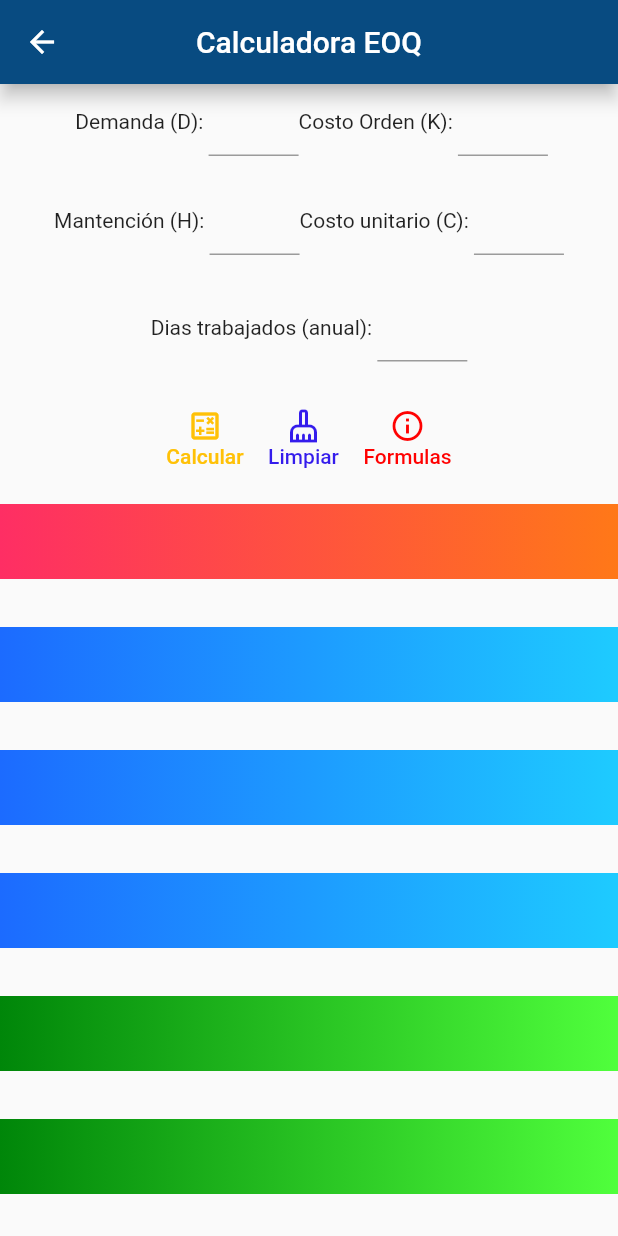
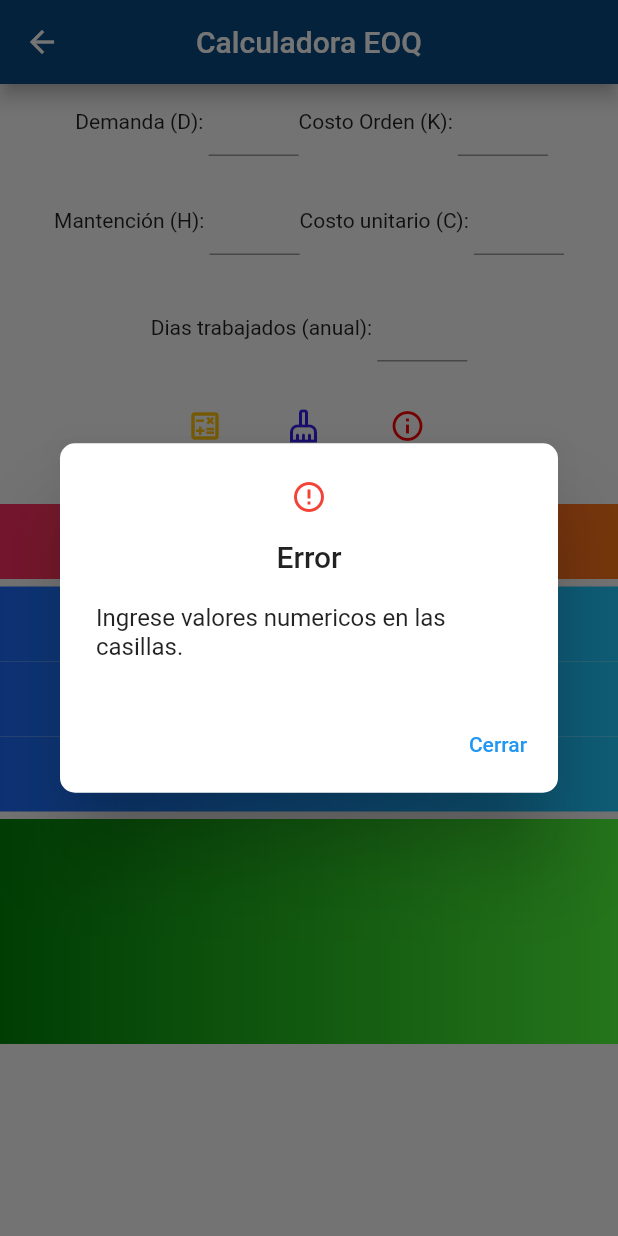
Before and after one commit to Develocrist/alphagii, a Flutter app: the MyCalculator screen opened directly, after a tap on "Calcular", on a phone screen of 412 x 824 dp. Run offline on Flutter 3.47's test engine with Material 2 defaults, Android fonts, the phone set to English and light mode, and no system bars.

Commit message:
Limpieza ya implementada

```diff
--- a/lib/screens/calculator1_screen.dart
+++ b/lib/screens/calculator1_screen.dart
@@ -50,8 +50,6 @@ class Calculadora extends State<MyCalculator> {
               children: const [
                 Text(
                     "Aquí se insertaran las formulas y las variables segun corresponda"),
-                SizedBox(height: 10),
-                FlutterLogo(size: 100)
               ],
             ),
             actions: [
@@ -130,6 +128,7 @@ class Calculadora extends State<MyCalculator> {
 
       String tcostoTotal = totalCostoTotal.toStringAsFixed(0);
 
+      //este setstate imprime los resultados en los containers (estos estan codificados mas abajo)
       setState(() {
         mostrarCantidadOptima = 'Cantidad optima de pedido: $r unidades';
         mostrarNumOrdenes = 'Numero de ordenes esperado: $ordenes ';
@@ -141,10 +140,11 @@ class Calculadora extends State<MyCalculator> {
         costoTotal = "El costo total es de :  $tcostoTotal";
       });
     } else {
-      print(isNumericUsing_tryParse(controllerDemanda.text)); // true
+      MostrarDialogo();
     }
   }
 
+//limpiar campos
   void limpiaCampos() {
     setState(() {
       controllerCostoUnitario.text = "";
@@ -152,8 +152,16 @@ class Calculadora extends State<MyCalculator> {
       controllerDemanda.text = "";
       controllerMantencion.text = "";
       controllerDias.text = "";
+      mostrarCantidadOptima = "";
+      mostrarNumOrdenes = "";
+      tiempoReorden = "";
+      campoPuntoReorden = "";
+      costoOrden = "";
+      costoTotal = "";
     });
   }
+
+//------------------------------------------
 
 // Comprobar si es numero
   bool isNumericUsing_tryParse(String string) {
@@ -165,6 +173,30 @@ class Calculadora extends State<MyCalculator> {
       return false;
     }
     return true;
+  }
+
+//-------------------------------------
+  void MostrarDialogo() {
+    showDialog(
+        barrierDismissible: false,
+        context: context,
+        builder: (context) {
+          return AlertDialog(
+            title: const Text("Error"),
+            iconColor: Colors.red,
+            icon: Icon(Icons.error_outline_outlined),
+            content: const Text("Ingrese valores numericos en las casillas."),
+            shape:
+                RoundedRectangleBorder(borderRadius: BorderRadius.circular(10)),
+            actions: <Widget>[
+              TextButton(
+                  onPressed: () {
+                    Navigator.pop(context);
+                  },
+                  child: const Text('Cerrar')),
+            ],
+          );
+        });
   }
 
 //parte visual
@@ -189,6 +221,7 @@ class Calculadora extends State<MyCalculator> {
       ),
       body: ListView(key: my_form_key, children: [
         Row(
+          //parte visual de los campos de texto, a los cuales se les asignan los controladores declarados mas arriba
           mainAxisAlignment: MainAxisAlignment.center,
           children: [
             const Text(" Demanda (D): "),
@@ -200,7 +233,7 @@ class Calculadora extends State<MyCalculator> {
                 validator: (value) {
                   if (value!.isEmpty) return "Ingresa la demanda";
                 },
-                keyboardType: TextInputType.number,
+                keyboardType: TextInputType.phone,
               ),
             ),
             const Text("Costo Orden (K): "),
@@ -212,7 +245,7 @@ class Calculadora extends State<MyCalculator> {
                 validator: (value) {
                   if (value!.isEmpty) return "Ingresa el costo de orden";
                 },
-                keyboardType: TextInputType.number,
+                keyboardType: TextInputType.phone,
               ),
             )
           ],
@@ -225,7 +258,7 @@ class Calculadora extends State<MyCalculator> {
               width: 60,
               height: 50,
               child: TextFormField(
-                  keyboardType: TextInputType.number,
+                  keyboardType: TextInputType.phone,
                   controller: controllerMantencion,
                   validator: (value) {
                     if (value!.isEmpty) {
@@ -238,7 +271,7 @@ class Calculadora extends State<MyCalculator> {
               width: 60,
               height: 50,
               child: TextFormField(
-                keyboardType: TextInputType.number,
+                keyboardType: TextInputType.phone,
                 controller: controllerCostoUnitario,
                 validator: (value) {
                   if (value!.isEmpty) return "Ingresa el costo unitario";
@@ -248,7 +281,7 @@ class Calculadora extends State<MyCalculator> {
           ]),
         ),
         Padding(
-          padding: const EdgeInsets.symmetric(horizontal: 8, vertical: 5),
+          padding: const EdgeInsets.symmetric(vertical: 5),
           child: Row(
             mainAxisAlignment: MainAxisAlignment.center,
             children: [
@@ -257,7 +290,7 @@ class Calculadora extends State<MyCalculator> {
                 width: 60,
                 height: 50,
                 child: TextFormField(
-                  keyboardType: TextInputType.number,
+                  keyboardType: TextInputType.phone,
                   controller: controllerDias,
                   validator: (value) {
                     if (value!.isEmpty) return "Ingresa la cantidad de dias";
@@ -269,6 +302,9 @@ class Calculadora extends State<MyCalculator> {
         ),
         Padding(
           padding: const EdgeInsets.symmetric(horizontal: 8, vertical: 16),
+
+          //codigo que incluye la inserción de los botones con sus respectivos colores
+
           child: Row(
             mainAxisAlignment: MainAxisAlignment.center,
             children: <Widget>[
@@ -317,6 +353,9 @@ class Calculadora extends State<MyCalculator> {
             ],
           ),
         ),
+
+        //contenedores donde se insertan los resultados definidos en el metodo setState ubicado en la funcion
+        //donde estan las operaciones de cálculo
         Container(
           height: 50,
           width: 30,
@@ -324,18 +363,16 @@ class Calculadora extends State<MyCalculator> {
             gradient:
                 LinearGradient(colors: [Color(0xFFFE2E64), Color(0xFFfF7818)]),
           ),
-          //creamos el resultado del textformfield
           child: Center(
             child: Text(
+              //aquí se inserta el resultado del textformfield
               mostrarCantidadOptima,
               style: const TextStyle(fontSize: 20.0),
               textAlign: TextAlign.center,
             ),
           ),
         ),
-        const Padding(
-          padding: EdgeInsets.symmetric(horizontal: 8, vertical: 16),
-        ),
+        const SizedBox(height: 5),
         Container(
           height: 50,
           width: 30,
@@ -345,7 +382,6 @@ class Calculadora extends State<MyCalculator> {
               Color.fromARGB(255, 30, 203, 255)
             ]),
           ),
-          //creamos el resultado del textformfield
           child: Center(
             child: Text(
               mostrarNumOrdenes,
@@ -354,9 +390,7 @@ class Calculadora extends State<MyCalculator> {
             ),
           ),
         ),
-        const Padding(
-          padding: EdgeInsets.symmetric(horizontal: 8, vertical: 16),
-        ),
+
         Container(
           height: 50,
           width: 30,
@@ -366,7 +400,6 @@ class Calculadora extends State<MyCalculator> {
               Color.fromARGB(255, 30, 203, 255)
             ]),
           ),
-          //creamos el resultado del textformfield
           child: Center(
             child: Text(
               tiempoReorden,
@@ -375,9 +408,7 @@ class Calculadora extends State<MyCalculator> {
             ),
           ),
         ),
-        const Padding(
-          padding: EdgeInsets.symmetric(horizontal: 8, vertical: 16),
-        ),
+
         Container(
           height: 50,
           width: 30,
@@ -387,7 +418,6 @@ class Calculadora extends State<MyCalculator> {
               Color.fromARGB(255, 30, 203, 255)
             ]),
           ),
-          //creamos el resultado del textformfield
           child: Center(
             child: Text(
               campoPuntoReorden,
@@ -396,8 +426,8 @@ class Calculadora extends State<MyCalculator> {
             ),
           ),
         ),
-        const Padding(
-          padding: EdgeInsets.symmetric(horizontal: 8, vertical: 16),
+        const SizedBox(
+          height: 5,
         ),
         Container(
           height: 50,
@@ -408,7 +438,6 @@ class Calculadora extends State<MyCalculator> {
               Color.fromARGB(255, 80, 255, 60)
             ]),
           ),
-          //creamos el resultado del textformfield
           child: Center(
             child: Text(
               costoOrden,
@@ -417,9 +446,7 @@ class Calculadora extends State<MyCalculator> {
             ),
           ),
         ),
-        const Padding(
-          padding: EdgeInsets.symmetric(horizontal: 8, vertical: 16),
-        ),
+
         Container(
           height: 50,
           width: 30,
@@ -438,9 +465,7 @@ class Calculadora extends State<MyCalculator> {
             ),
           ),
         ),
-        const Padding(
-          padding: EdgeInsets.symmetric(horizontal: 8, vertical: 16),
-        ),
+
         Container(
           height: 50,
           width: 30,
```
Also changed, not shown: assets/eoqform.jpg (added), 5 other files.
